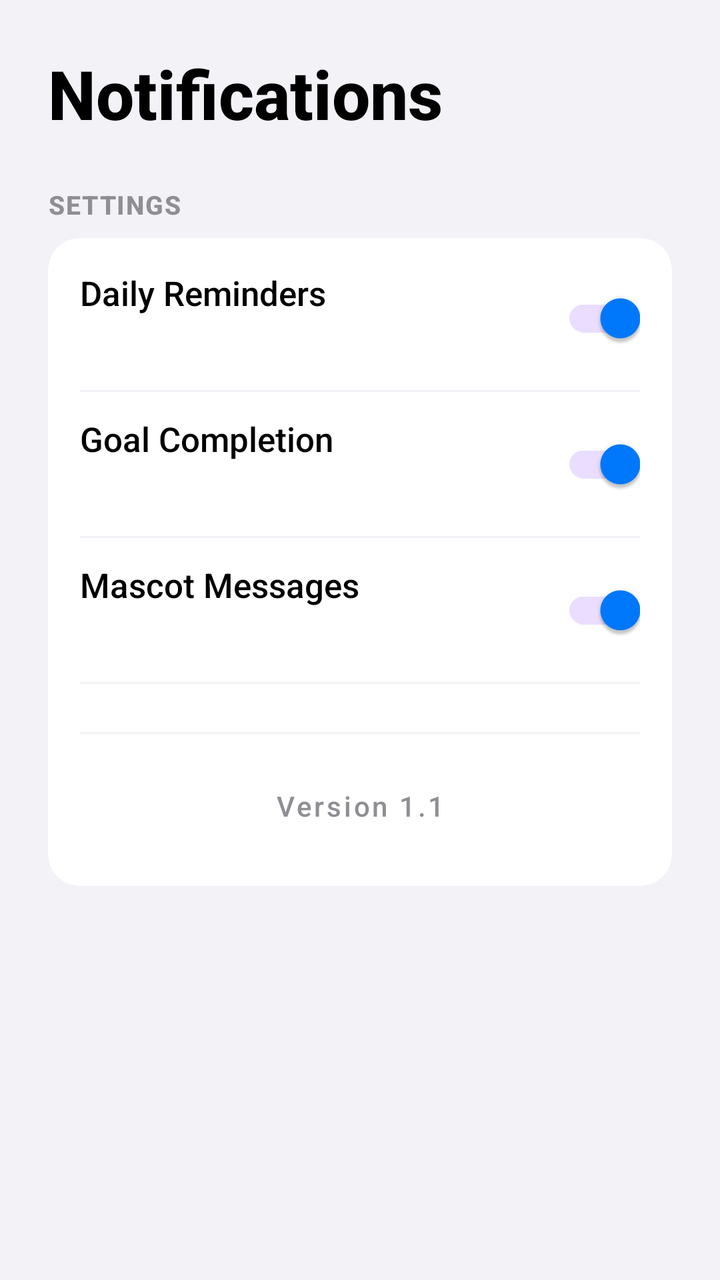
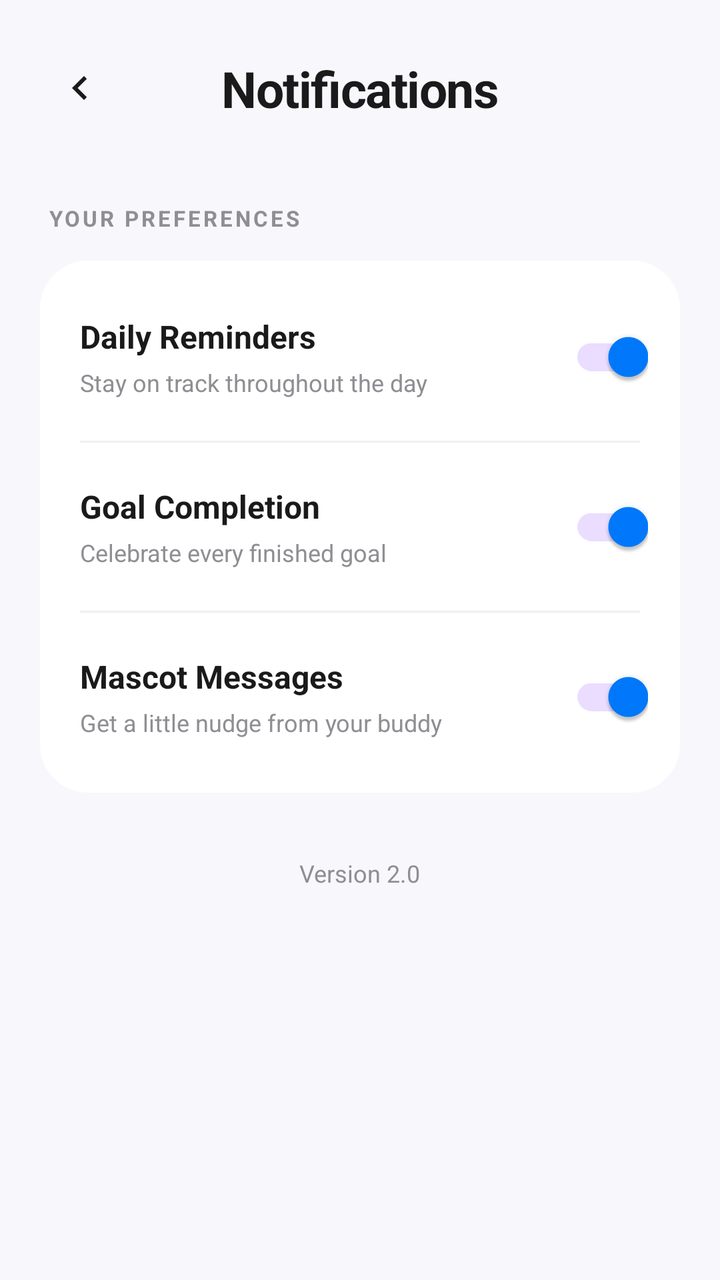

Before-and-after screenshots of an Android layout around one commit, followed by the original layout XML and the change that was made.
<!-- AndroidManifest.xml: application theme Theme.Floow -->
<!-- res/layout/fragment_notifications.xml -->
<?xml version="1.0" encoding="utf-8"?>
<ScrollView xmlns:android="http://schemas.android.com/apk/res/android"
    android:layout_width="match_parent"
    android:layout_height="match_parent"
    android:background="@color/background"
    android:fillViewport="true">

    <LinearLayout
        android:layout_width="match_parent"
        android:layout_height="wrap_content"
        android:orientation="vertical"
        android:padding="24dp">

        <TextView
            android:layout_width="wrap_content"
            android:layout_height="wrap_content"
            android:text="Notifications"
            android:textSize="34sp"
            android:textStyle="bold"
            android:textColor="@color/text_primary"
            android:fontFamily="sans-serif-black" />

        <TextView
            android:layout_width="wrap_content"
            android:layout_height="wrap_content"
            android:layout_marginTop="24dp"
            android:text="SETTINGS"
            android:textColor="@color/text_secondary"
            android:textSize="13sp"
            android:textStyle="bold"
            android:letterSpacing="0.05" />

        <androidx.cardview.widget.CardView
            xmlns:app="http://schemas.android.com/apk/res-auto"
            android:layout_width="match_parent"
            android:layout_height="wrap_content"
            android:layout_marginTop="8dp"
            app:cardCornerRadius="16dp"
            app:cardElevation="0dp">

            <LinearLayout
                android:layout_width="match_parent"
                android:layout_height="wrap_content"
                android:orientation="vertical"
                android:padding="16dp">

                <RelativeLayout
                    android:layout_width="match_parent"
                    android:layout_height="wrap_content">
                    <TextView
                        android:layout_width="wrap_content"
                        android:layout_height="wrap_content"
                        android:text="Daily Reminders"
                        android:textColor="@color/text_primary"
                        android:textSize="17sp" />
                    <com.google.android.material.switchmaterial.SwitchMaterial
                        android:id="@+id/switchDaily"
                        android:layout_width="wrap_content"
                        android:layout_height="wrap_content"
                        android:layout_alignParentEnd="true"
                        android:checked="true" />
                </RelativeLayout>

                <View
                    android:layout_width="match_parent"
                    android:layout_height="1dp"
                    android:layout_marginVertical="12dp"
                    android:background="#F2F2F7" />

                <RelativeLayout
                    android:layout_width="match_parent"
                    android:layout_height="wrap_content">
                    <TextView
                        android:layout_width="wrap_content"
                        android:layout_height="wrap_content"
                        android:text="Goal Completion"
                        android:textColor="@color/text_primary"
                        android:textSize="17sp" />
                    <com.google.android.material.switchmaterial.SwitchMaterial
                        android:id="@+id/switchGoals"
                        android:layout_width="wrap_content"
                        android:layout_height="wrap_content"
                        android:layout_alignParentEnd="true"
                        android:checked="true" />
                </RelativeLayout>

                <View
                    android:layout_width="match_parent"
                    android:layout_height="1dp"
                    android:layout_marginVertical="12dp"
                    android:background="#F2F2F7" />

                <RelativeLayout
                    android:layout_width="match_parent"
                    android:layout_height="wrap_content">
                    <TextView
                        android:layout_width="wrap_content"
                        android:layout_height="wrap_content"
                        android:text="Mascot Messages"
                        android:textColor="@color/text_primary"
                        android:textSize="17sp" />
                    <com.google.android.material.switchmaterial.SwitchMaterial
                        android:id="@+id/switchMascot"
                        android:layout_width="wrap_content"
                        android:layout_height="wrap_content"
                        android:layout_alignParentEnd="true"
                        android:checked="true" />
                </RelativeLayout>

                <View
                    android:layout_width="match_parent"
                    android:layout_height="1dp"
                    android:layout_marginVertical="12dp"
                    android:background="#F2F2F7" />

                <View
                    android:layout_width="match_parent"
                    android:layout_height="1dp"
                    android:layout_marginVertical="12dp"
                    android:background="#F2F2F7" />

                <com.google.android.material.button.MaterialButton
                    android:id="@+id/btnTestNotification"
                    android:layout_width="match_parent"
                    android:layout_height="wrap_content"
                    android:text="Version 1.1"
                    style="@style/Widget.MaterialComponents.Button.TextButton"
                    android:textColor="@color/text_secondary"
                    android:textAllCaps="false" />

            </LinearLayout>
        </androidx.cardview.widget.CardView>

    </LinearLayout>
</ScrollView>
<!-- resources referenced by this layout -->
<resources>
  <color name="background">#FFF2F2F7</color>
  <color name="text_primary">#FF000000</color>
  <color name="text_secondary">#FF8E8E93</color>
  <style name="Theme.Floow" parent="Theme.Material3.Light.NoActionBar">
          <item name="colorPrimary">@color/accent</item>
          <item name="colorOnPrimary">@color/white</item>
          <item name="android:statusBarColor">@color/background</item>
          <item name="android:windowLightStatusBar">true</item>
          <item name="android:navigationBarColor">@color/background</item>
          <item name="android:windowBackground">@color/background</item>
  
          
          <item name="fontFamily">sans-serif-medium</item>
      </style>
  <color name="accent">#FF007AFF</color>
  <color name="white">#FFFFFFFF</color>
</resources>

<!-- the commit's change to res/layout/fragment_notifications.xml (unified diff, before → after) -->
@@ -1,135 +1,255 @@
 <?xml version="1.0" encoding="utf-8"?>
-<ScrollView xmlns:android="http://schemas.android.com/apk/res/android"
+<androidx.core.widget.NestedScrollView
+    xmlns:android="http://schemas.android.com/apk/res/android"
+    xmlns:app="http://schemas.android.com/apk/res-auto"
     android:layout_width="match_parent"
     android:layout_height="match_parent"
     android:background="@color/background"
-    android:fillViewport="true">
-
-    <LinearLayout
+    android:fillViewport="true"
+    android:clipToPadding="false"
+    android:paddingBottom="110dp">
+
+    <androidx.constraintlayout.widget.ConstraintLayout
         android:layout_width="match_parent"
         android:layout_height="wrap_content"
-        android:orientation="vertical"
-        android:padding="24dp">
-
-        <TextView
+        android:paddingBottom="32dp">
+
+        
+        <ImageView
+            android:id="@+id/btnBack"
+            android:layout_width="48dp"
+            android:layout_height="48dp"
+            android:layout_marginStart="16dp"
+            android:layout_marginTop="20dp"
+            android:padding="12dp"
+            android:src="@drawable/ic_back"
+            android:background="?attr/selectableItemBackgroundBorderless"
+            android:contentDescription="Back"
+            android:clickable="true"
+            android:focusable="true"
+            app:tint="@color/text_primary"
+            app:layout_constraintStart_toStartOf="parent"
+            app:layout_constraintTop_toTopOf="parent" />
+
+        
+        <TextView
+            android:id="@+id/tvHeader"
             android:layout_width="wrap_content"
             android:layout_height="wrap_content"
             android:text="Notifications"
-            android:textSize="34sp"
+            android:textSize="25sp"
             android:textStyle="bold"
             android:textColor="@color/text_primary"
-            android:fontFamily="sans-serif-black" />
-
-        <TextView
+            android:fontFamily="sans-serif-black"
+            android:letterSpacing="-0.02"
+            app:layout_constraintStart_toStartOf="parent"
+            app:layout_constraintEnd_toEndOf="parent"
+            app:layout_constraintTop_toTopOf="@id/btnBack"
+            app:layout_constraintBottom_toBottomOf="@id/btnBack" />
+
+        
+        <TextView
+            android:id="@+id/tvSubtitle"
+            android:layout_width="match_parent"
+            android:layout_height="wrap_content"
+            android:text=""
+            android:textSize="1sp"
+            android:textColor="@color/text_secondary"
+            android:fontFamily="sans-serif"
+            app:layout_constraintTop_toBottomOf="@id/btnBack"
+            app:layout_constraintStart_toStartOf="parent"
+            app:layout_constraintEnd_toEndOf="parent" />
+
+        
+        <TextView
+            android:id="@+id/tvSectionLabel"
             android:layout_width="wrap_content"
             android:layout_height="wrap_content"
-            android:layout_marginTop="24dp"
-            android:text="SETTINGS"
+            android:layout_marginStart="24dp"
+            android:layout_marginTop="32dp"
+            android:text="YOUR PREFERENCES"
+            android:textSize="11sp"
+            android:textStyle="bold"
+            android:letterSpacing="0.12"
             android:textColor="@color/text_secondary"
-            android:textSize="13sp"
-            android:textStyle="bold"
-            android:letterSpacing="0.05" />
-
-        <androidx.cardview.widget.CardView
-            xmlns:app="http://schemas.android.com/apk/res-auto"
-            android:layout_width="match_parent"
-            android:layout_height="wrap_content"
-            android:layout_marginTop="8dp"
-            app:cardCornerRadius="16dp"
-            app:cardElevation="0dp">
-
+            app:layout_constraintTop_toBottomOf="@id/tvSubtitle"
+            app:layout_constraintStart_toStartOf="parent" />
+
+        
+        <LinearLayout
+            android:id="@+id/settingsCard"
+            android:layout_width="0dp"
+            android:layout_height="wrap_content"
+            android:layout_marginStart="20dp"
+            android:layout_marginEnd="20dp"
+            android:layout_marginTop="14dp"
+            android:orientation="vertical"
+            android:paddingVertical="6dp"
+            android:background="@drawable/bg_settings_card"
+            app:layout_constraintTop_toBottomOf="@id/tvSectionLabel"
+            app:layout_constraintStart_toStartOf="parent"
+            app:layout_constraintEnd_toEndOf="parent">
+
+            
             <LinearLayout
                 android:layout_width="match_parent"
                 android:layout_height="wrap_content"
-                android:orientation="vertical"
-                android:padding="16dp">
-
-                <RelativeLayout
-                    android:layout_width="match_parent"
-                    android:layout_height="wrap_content">
-                    <TextView
-                        android:layout_width="wrap_content"
+                android:minHeight="84dp"
+                android:gravity="center_vertical"
+                android:orientation="horizontal"
+                android:paddingStart="20dp"
+                android:paddingEnd="16dp"
+                android:paddingTop="14dp"
+                android:paddingBottom="14dp">
+
+                <LinearLayout
+                    android:layout_width="0dp"
+                    android:layout_height="wrap_content"
+                    android:layout_weight="1"
+                    android:orientation="vertical"
+                    android:paddingEnd="12dp">
+
+                    <TextView
+                        android:layout_width="match_parent"
                         android:layout_height="wrap_content"
                         android:text="Daily Reminders"
+                        android:textSize="16sp"
+                        android:textStyle="bold"
                         android:textColor="@color/text_primary"
-                        android:textSize="17sp" />
-                    <com.google.android.material.switchmaterial.SwitchMaterial
-                        android:id="@+id/switchDaily"
-                        android:layout_width="wrap_content"
-                        android:layout_height="wrap_content"
-                        android:layout_alignParentEnd="true"
-                        android:checked="true" />
-                </RelativeLayout>
-
-                <View
-                    android:layout_width="match_parent"
-                    android:layout_height="1dp"
-                    android:layout_marginVertical="12dp"
-                    android:background="#F2F2F7" />
-
-                <RelativeLayout
-                    android:layout_width="match_parent"
-                    android:layout_height="wrap_content">
-                    <TextView
-                        android:layout_width="wrap_content"
+                        android:fontFamily="sans-serif-medium" />
+
+                    <TextView
+                        android:layout_width="match_parent"
+                        android:layout_height="wrap_content"
+                        android:layout_marginTop="4dp"
+                        android:text="Stay on track throughout the day"
+                        android:textSize="12sp"
+                        android:textColor="@color/text_secondary" />
+                </LinearLayout>
+
+                <com.google.android.material.switchmaterial.SwitchMaterial
+                    android:id="@+id/switchDaily"
+                    android:layout_width="wrap_content"
+                    android:layout_height="wrap_content"
+                    android:checked="true" />
+            </LinearLayout>
+
+            <View
+                android:layout_width="match_parent"
+                android:layout_height="1dp"
+                android:layout_marginHorizontal="20dp"
+                android:background="#F0F0F0" />
+
+            
+            <LinearLayout
+                android:layout_width="match_parent"
+                android:layout_height="wrap_content"
+                android:minHeight="84dp"
+                android:gravity="center_vertical"
+                android:orientation="horizontal"
+                android:paddingStart="20dp"
+                android:paddingEnd="16dp"
+                android:paddingTop="14dp"
+                android:paddingBottom="14dp">
+
+                <LinearLayout
+                    android:layout_width="0dp"
+                    android:layout_height="wrap_content"
+                    android:layout_weight="1"
+                    android:orientation="vertical"
+                    android:paddingEnd="12dp">
+
+                    <TextView
+                        android:layout_width="match_parent"
                         android:layout_height="wrap_content"
                         android:text="Goal Completion"
+                        android:textSize="16sp"
+                        android:textStyle="bold"
                         android:textColor="@color/text_primary"
-                        android:textSize="17sp" />
-                    <com.google.android.material.switchmaterial.SwitchMaterial
-                        android:id="@+id/switchGoals"
-                        android:layout_width="wrap_content"
-                        android:layout_height="wrap_content"
-                        android:layout_alignParentEnd="true"
-                        android:checked="true" />
-                </RelativeLayout>
-
-                <View
-                    android:layout_width="match_parent"
-                    android:layout_height="1dp"
-                    android:layout_marginVertical="12dp"
-                    android:background="#F2F2F7" />
-
-                <RelativeLayout
-                    android:layout_width="match_parent"
-                    android:layout_height="wrap_content">
-                    <TextView
-                        android:layout_width="wrap_content"
+                        android:fontFamily="sans-serif-medium" />
+
+                    <TextView
+                        android:layout_width="match_parent"
+                        android:layout_height="wrap_content"
+                        android:layout_marginTop="4dp"
+                        android:text="Celebrate every finished goal"
+                        android:textSize="12sp"
+                        android:textColor="@color/text_secondary" />
+                </LinearLayout>
+
+                <com.google.android.material.switchmaterial.SwitchMaterial
+                    android:id="@+id/switchGoals"
+                    android:layout_width="wrap_content"
+                    android:layout_height="wrap_content"
+                    android:checked="true" />
+            </LinearLayout>
+
+            <View
+                android:layout_width="match_parent"
+                android:layout_height="1dp"
+                android:layout_marginHorizontal="20dp"
+                android:background="#F0F0F0" />
+
+            
+            <LinearLayout
+                android:layout_width="match_parent"
+                android:layout_height="wrap_content"
+                android:minHeight="84dp"
+                android:gravity="center_vertical"
+                android:orientation="horizontal"
+                android:paddingStart="20dp"
+                android:paddingEnd="16dp"
+                android:paddingTop="14dp"
+                android:paddingBottom="14dp">
+
+                <LinearLayout
+                    android:layout_width="0dp"
+                    android:layout_height="wrap_content"
+                    android:layout_weight="1"
+                    android:orientation="vertical"
+                    android:paddingEnd="12dp">
+
+                    <TextView
+                        android:layout_width="match_parent"
                         android:layout_height="wrap_content"
                         android:text="Mascot Messages"
+                        android:textSize="16sp"
+                        android:textStyle="bold"
                         android:textColor="@color/text_primary"
-                        android:textSize="17sp" />
-                    <com.google.android.material.switchmaterial.SwitchMaterial
-                        android:id="@+id/switchMascot"
-                        android:layout_width="wrap_content"
-                        android:layout_height="wrap_content"
-                        android:layout_alignParentEnd="true"
-                        android:checked="true" />
-                </RelativeLayout>
-
-                <View
-                    android:layout_width="match_parent"
-                    android:layout_height="1dp"
-                    android:layout_marginVertical="12dp"
-                    android:background="#F2F2F7" />
-
-                <View
-                    android:layout_width="match_parent"
-                    android:layout_height="1dp"
-                    android:layout_marginVertical="12dp"
-                    android:background="#F2F2F7" />
-
-                <com.google.android.material.button.MaterialButton
-                    android:id="@+id/btnTestNotification"
-                    android:layout_width="match_parent"
-                    android:layout_height="wrap_content"
-                    android:text="Version 1.1"
-                    style="@style/Widget.MaterialComponents.Button.TextButton"
-                    android:textColor="@color/text_secondary"
-                    android:textAllCaps="false" />
-
+                        android:fontFamily="sans-serif-medium" />
+
+                    <TextView
+                        android:layout_width="match_parent"
+                        android:layout_height="wrap_content"
+                        android:layout_marginTop="4dp"
+                        android:text="Get a little nudge from your buddy"
+                        android:textSize="12sp"
+                        android:textColor="@color/text_secondary" />
+                </LinearLayout>
+
+                <com.google.android.material.switchmaterial.SwitchMaterial
+                    android:id="@+id/switchMascot"
+                    android:layout_width="wrap_content"
+                    android:layout_height="wrap_content"
+                    android:checked="true" />
             </LinearLayout>
-        </androidx.cardview.widget.CardView>
-
-    </LinearLayout>
-</ScrollView>
+
+        </LinearLayout>
+
+        
+        <TextView
+            android:id="@+id/btnTestNotification"
+            android:layout_width="wrap_content"
+            android:layout_height="wrap_content"
+            android:layout_marginTop="32dp"
+            android:text="Version 2.0"
+            android:textSize="12sp"
+            android:textColor="@color/text_secondary"
+            android:fontFamily="sans-serif-medium"
+            app:layout_constraintTop_toBottomOf="@id/settingsCard"
+            app:layout_constraintStart_toStartOf="parent"
+            app:layout_constraintEnd_toEndOf="parent" />
+
+    </androidx.constraintlayout.widget.ConstraintLayout>
+
+</androidx.core.widget.NestedScrollView>
<!-- resource entries referenced after the edit -->
@@ -1,8 +1,25 @@
 <!-- resources referenced by this layout -->
 <resources>
-  <color name="background">#FFF2F2F7</color>
-  <color name="text_primary">#FF000000</color>
+  <color name="background">#FFF8F7FC</color>
+  <color name="text_primary">#FF1A1A1A</color>
   <color name="text_secondary">#FF8E8E93</color>
+  <!-- drawable bg_settings_card (drawable) -->
+  <?xml version="1.0" encoding="utf-8"?>
+  <shape xmlns:android="http://schemas.android.com/apk/res/android">
+      <solid android:color="@color/white"/>
+      <corners android:radius="24dp"/>
+  </shape>
+  <!-- drawable ic_back (drawable) -->
+  <?xml version="1.0" encoding="utf-8"?>
+  <vector xmlns:android="http://schemas.android.com/apk/res/android"
+      android:width="24dp"
+      android:height="24dp"
+      android:viewportWidth="24"
+      android:viewportHeight="24">
+      <path
+          android:fillColor="#2C2C2C"
+          android:pathData="M15.41,7.41L14,6l-6,6 6,6 1.41,-1.41L10.83,12z"/>
+  </vector>
   <style name="Theme.Floow" parent="Theme.Material3.Light.NoActionBar">
           <item name="colorPrimary">@color/accent</item>
           <item name="colorOnPrimary">@color/white</item>
@@ -12,7 +29,8 @@
           <item name="android:windowBackground">@color/background</item>
   
           
-          <item name="fontFamily">sans-serif-medium</item>
+          <item name="fontFamily">sans-serif</item>
+          <item name="android:fontFamily">sans-serif</item>
       </style>
   <color name="accent">#FF007AFF</color>
   <color name="white">#FFFFFFFF</color>
